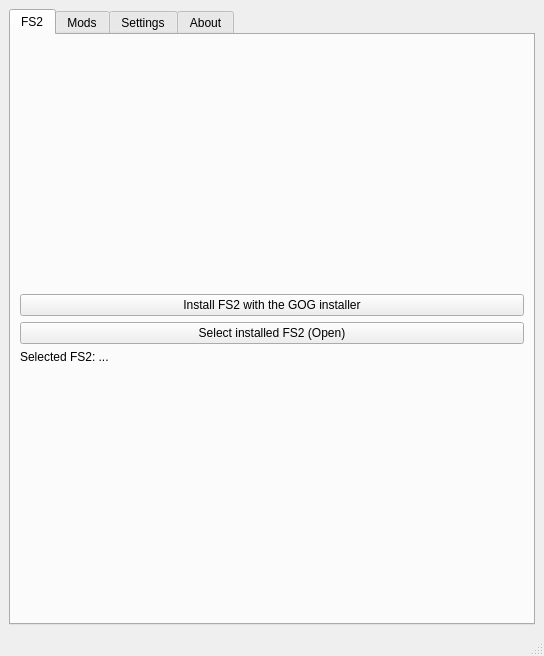
Qt form ui/main.ui (ngld/old-knossos) before a commit.
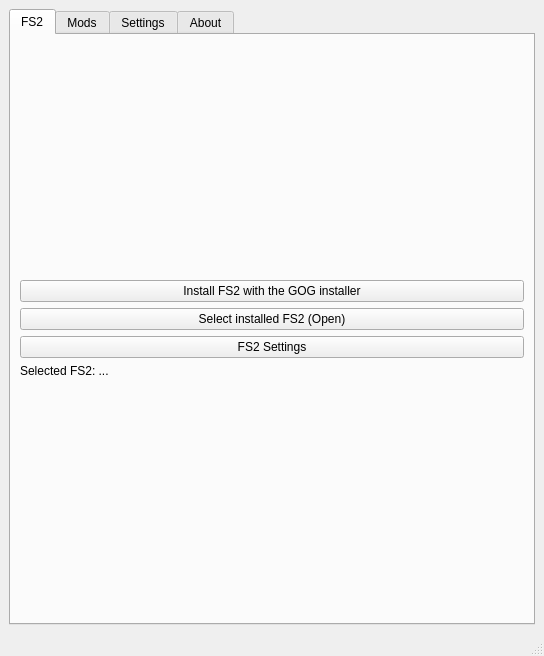
The same form after that commit. The open tabs and pages were chosen to show the change.

Commit message: Add "FS2 Settings" button to the main window.

The edit to the form file:
```diff
--- a/ui/main.ui
+++ b/ui/main.ui
@@ -52,6 +52,13 @@
           </property>
          </widget>
         </item>
+        <item>
+         <widget class="QPushButton" name="fs2Settings">
+          <property name="text">
+           <string>FS2 Settings</string>
+          </property>
+         </widget>
+        </item>
         <item>
          <widget class="QLabel" name="fs2_bin">
           <property name="text">
```
Left out of the diff: 2 changed lines with no effect on the pictures. The commit also changes 4 other files.
